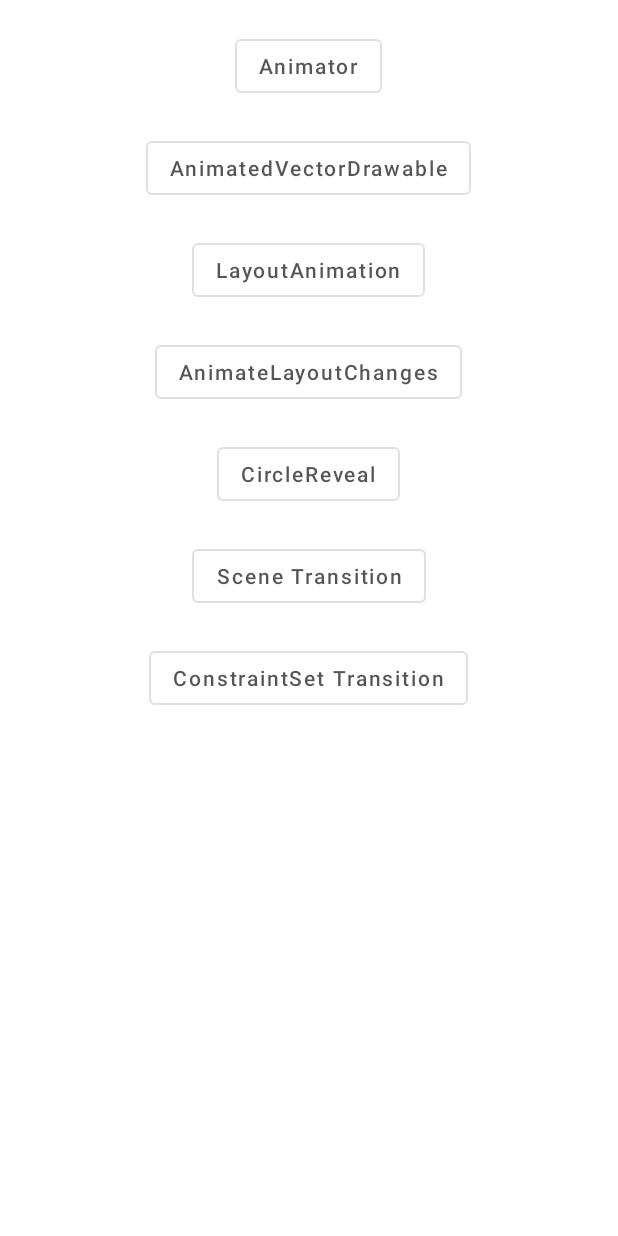
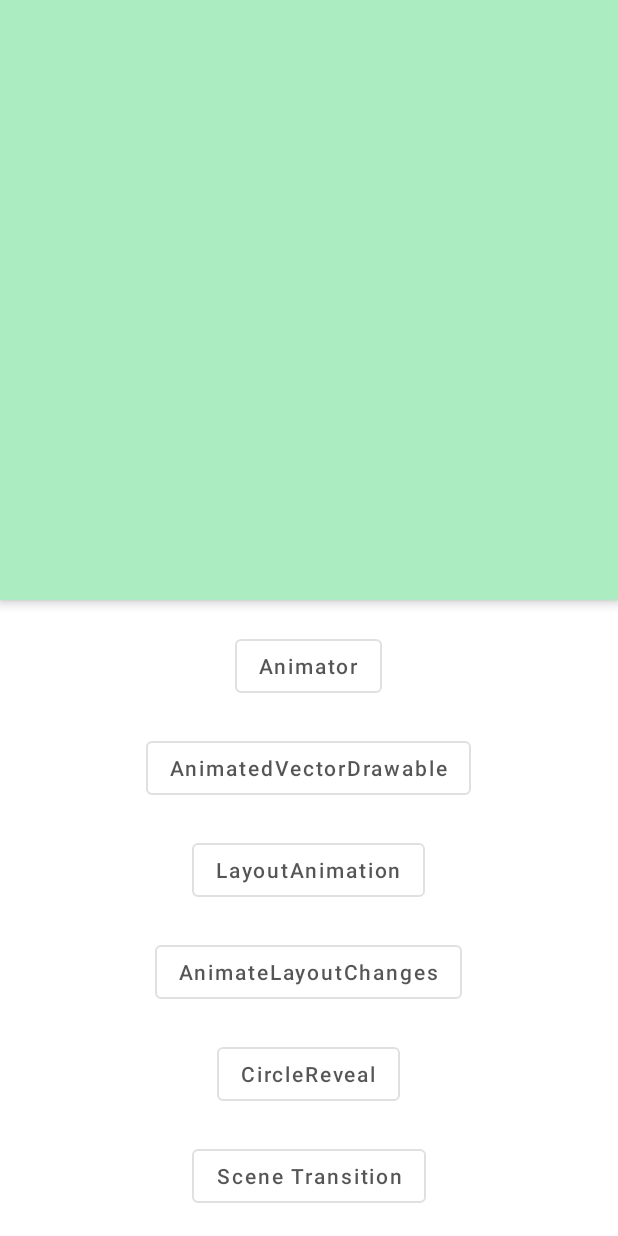
Before and after one commit to mj-studio-playground/android-animation, an Android app: the screen it shows after launch (MainActivity), on a phone screen of 412 x 824 dp. Run offline under Robolectric (Android 15) with nearby library versions, the phone set to English and light mode, and no system bars.

Commit message:
Update Scene Transition Screen

```diff
--- a/app/src/main/java/happy/mjstudio/animationsample/MainFragment.kt
+++ b/app/src/main/java/happy/mjstudio/animationsample/MainFragment.kt
@@ -6,7 +6,7 @@ import android.view.View
 import android.view.ViewGroup
 import androidx.fragment.app.Fragment
 import androidx.navigation.fragment.findNavController
-import kotlinx.android.synthetic.main.fragment_main.*
+import kotlinx.android.synthetic.main.layout_main_content.*
 
 class MainFragment : Fragment() {
 
--- a/app/src/main/res/layout/fragment_main.xml
+++ b/app/src/main/res/layout/fragment_main.xml
@@ -6,82 +6,12 @@
     android:layout_height="match_parent"
     xmlns:app="http://schemas.android.com/apk/res-auto">
 
-    <androidx.core.widget.NestedScrollView
-        app:layout_behavior="com.google.android.material.appbar.AppBarLayout$ScrollingViewBehavior"
+    <com.google.android.material.appbar.AppBarLayout
         android:layout_width="match_parent"
-        android:layout_height="wrap_content">
-        <LinearLayout
-            android:layout_width="match_parent"
-            android:layout_height="match_parent"
-            android:orientation="vertical"
-            tools:context=".MainFragment">
+        android:layout_height="400dp">
 
-            <com.google.android.material.button.MaterialButton
-                android:layout_marginTop="20dp"
-                android:layout_gravity="center_horizontal"
-                android:id="@+id/button_animator"
+    </com.google.android.material.appbar.AppBarLayout>
 
-                android:layout_width="wrap_content"
-                android:layout_height="wrap_content"
-                android:text="Animator"
-                android:textAllCaps="false" />
-
-            <com.google.android.material.button.MaterialButton
-                android:layout_marginTop="20dp"
-                android:layout_gravity="center_horizontal"
-                android:id="@+id/button_animatedvector"
-                android:layout_width="wrap_content"
-                android:layout_height="wrap_content"
-                android:text="AnimatedVectorDrawable"
-                android:textAllCaps="false" />
-
-
-            <com.google.android.material.button.MaterialButton
-                android:layout_marginTop="20dp"
-                android:layout_gravity="center_horizontal"
-                android:id="@+id/button_layoutanimation"
-                android:layout_width="wrap_content"
-                android:layout_height="wrap_content"
-                android:text="LayoutAnimation"
-                android:textAllCaps="false" />
-
-            <com.google.android.material.button.MaterialButton
-                android:layout_marginTop="20dp"
-                android:layout_gravity="center_horizontal"
-                android:id="@+id/button_animatelayoutchanges"
-                android:layout_width="wrap_content"
-                android:layout_height="wrap_content"
-                android:text="AnimateLayoutChanges"
-                android:textAllCaps="false" />
-
-            <com.google.android.material.button.MaterialButton
-                android:layout_marginTop="20dp"
-                android:layout_gravity="center_horizontal"
-                android:id="@+id/button_circlereveal"
-                android:layout_width="wrap_content"
-                android:layout_height="wrap_content"
-                android:text="CircleReveal"
-                android:textAllCaps="false" />
-
-            <com.google.android.material.button.MaterialButton
-                android:layout_marginTop="20dp"
-                android:layout_gravity="center_horizontal"
-                android:id="@+id/button_scene"
-                android:layout_width="wrap_content"
-                android:layout_height="wrap_content"
-                android:text="Scene Transition"
-                android:textAllCaps="false" />
-
-            <com.google.android.material.button.MaterialButton
-                android:layout_marginTop="20dp"
-                android:layout_gravity="center_horizontal"
-                android:id="@+id/button_constraint_set"
-                android:layout_width="wrap_content"
-                android:layout_height="wrap_content"
-                android:text="ConstraintSet Transition"
-                android:textAllCaps="false" />
-
-        </LinearLayout>
-    </androidx.core.widget.NestedScrollView>
+    <include layout="@layout/layout_main_content"/>
 
 </androidx.coordinatorlayout.widget.CoordinatorLayout>
--- /dev/null
+++ b/app/src/main/res/layout/layout_main_content.xml
@@ -0,0 +1,80 @@
+<?xml version="1.0" encoding="utf-8"?>
+<androidx.core.widget.NestedScrollView app:layout_behavior="com.google.android.material.appbar.AppBarLayout$ScrollingViewBehavior"
+    android:layout_width="match_parent"
+    android:layout_height="wrap_content"
+    xmlns:app="http://schemas.android.com/apk/res-auto"
+    xmlns:android="http://schemas.android.com/apk/res/android"
+    xmlns:tools="http://schemas.android.com/tools">
+    <LinearLayout
+        android:layout_width="match_parent"
+        android:layout_height="match_parent"
+        android:orientation="vertical"
+        >
+
+        <com.google.android.material.button.MaterialButton
+            android:layout_marginTop="20dp"
+            android:layout_gravity="center_horizontal"
+            android:id="@+id/button_animator"
+
+            android:layout_width="wrap_content"
+            android:layout_height="wrap_content"
+            android:text="Animator"
+            android:textAllCaps="false" />
+
+        <com.google.android.material.button.MaterialButton
+            android:layout_marginTop="20dp"
+            android:layout_gravity="center_horizontal"
+            android:id="@+id/button_animatedvector"
+            android:layout_width="wrap_content"
+            android:layout_height="wrap_content"
+            android:text="AnimatedVectorDrawable"
+            android:textAllCaps="false" />
+
+
+        <com.google.android.material.button.MaterialButton
+            android:layout_marginTop="20dp"
+            android:layout_gravity="center_horizontal"
+            android:id="@+id/button_layoutanimation"
+            android:layout_width="wrap_content"
+            android:layout_height="wrap_content"
+            android:text="LayoutAnimation"
+            android:textAllCaps="false" />
+
+        <com.google.android.material.button.MaterialButton
+            android:layout_marginTop="20dp"
+            android:layout_gravity="center_horizontal"
+            android:id="@+id/button_animatelayoutchanges"
+            android:layout_width="wrap_content"
+            android:layout_height="wrap_content"
+            android:text="AnimateLayoutChanges"
+            android:textAllCaps="false" />
+
+        <com.google.android.material.button.MaterialButton
+            android:layout_marginTop="20dp"
+            android:layout_gravity="center_horizontal"
+            android:id="@+id/button_circlereveal"
+            android:layout_width="wrap_content"
+            android:layout_height="wrap_content"
+            android:text="CircleReveal"
+            android:textAllCaps="false" />
+
+        <com.google.android.material.button.MaterialButton
+            android:layout_marginTop="20dp"
+            android:layout_gravity="center_horizontal"
+            android:id="@+id/button_scene"
+            android:layout_width="wrap_content"
+            android:layout_height="wrap_content"
+            android:text="Scene Transition"
+            android:textAllCaps="false" />
+
+        <com.google.android.material.button.MaterialButton
+            android:layout_marginTop="20dp"
+            android:layout_gravity="center_horizontal"
+            android:id="@+id/button_constraint_set"
+            android:layout_width="wrap_content"
+            android:layout_height="wrap_content"
+            android:text="ConstraintSet Transition"
+            android:textAllCaps="false" />
+
+    </LinearLayout>
+</androidx.core.widget.NestedScrollView>
--- a/app/src/main/res/layout/scene_1.xml
+++ b/app/src/main/res/layout/scene_1.xml
@@ -9,7 +9,7 @@
     <ImageView
             android:layout_width="213dp"
             android:layout_height="287dp"
-            app:srcCompat="@drawable/ios"
+            app:srcCompat="@drawable/avd"
             android:id="@+id/imageView"
             app:layout_constraintTop_toTopOf="parent"
             app:layout_constraintStart_toStartOf="parent"
```
Also changed, not shown: app/src/main/java/happy/mjstudio/animationsample/SceneFragment.kt (+20 -0 lines), app/src/main/res/layout/scene_2.xml (+12 -32 lines), app/src/main/res/layout/scene_3.xml (+20 -20 lines), app/src/main/res/drawable-nodpi/galaxy.jpg (deleted), app/src/main/res/drawable/android.jpg (added), app/src/main/res/drawable/fantasy.jpg (added), app/src/main/res/drawable/ios.jpg (renamed from app/src/main/res/drawable-nodpi/ios.jpg).
